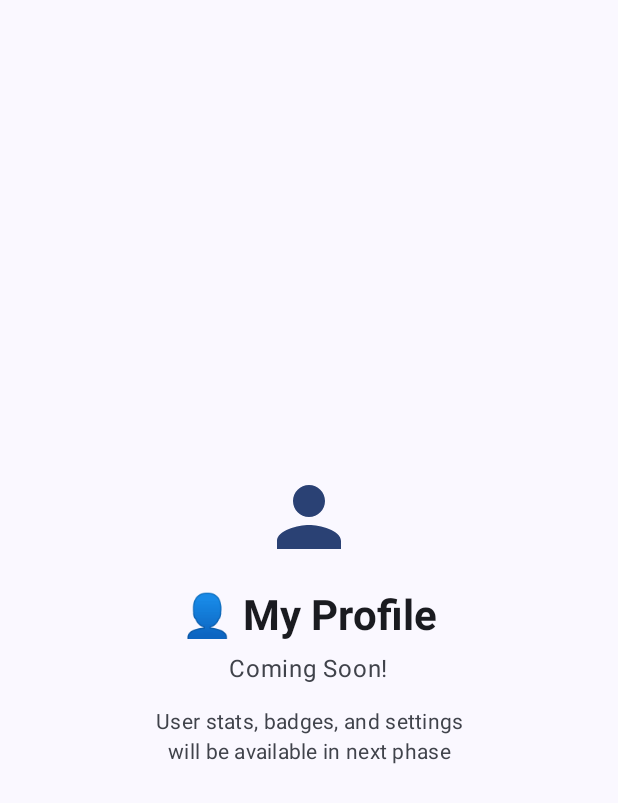
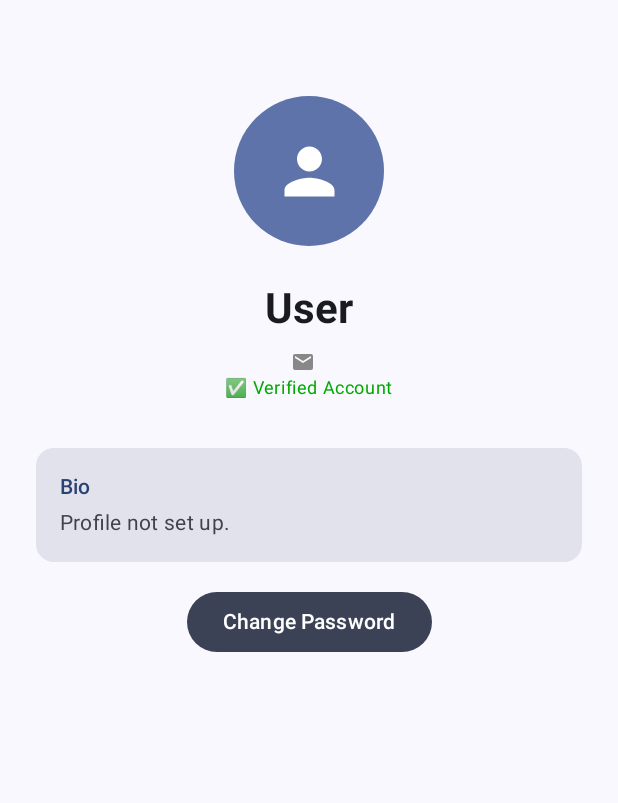
Before and after one commit to JaydenToh/MAD25_P03_Team03, an Android app built with Jetpack Compose: the composable ProfileScreen shown on its own in the app's theme, on a phone screen of 412 x 824 dp. Shown: the top 803 px of the screen. Run offline under Robolectric (Android 15) with nearby library versions, the phone set to English and light mode, and no system bars; our stand-ins replace Firebase (no records; nobody signed in at launch, a user with empty details on screens opened directly).

Commit message:
feat(profile-page):update the sign up screen, create the profilescreen and create the new firestore table
feat(profile-page): create the profilepage and create the new firestore table

```diff
--- a/app/src/main/java/np/ict/mad/mad25_p03_team03/ui/ProfileScreen.kt
+++ b/app/src/main/java/np/ict/mad/mad25_p03_team03/ui/ProfileScreen.kt
@@ -1,50 +1,152 @@
 package np.ict.mad.mad25_p03_team03.ui
 
+import android.widget.Toast
+import androidx.compose.foundation.background
 import androidx.compose.foundation.layout.*
+import androidx.compose.foundation.shape.CircleShape
 import androidx.compose.material.icons.Icons
+import androidx.compose.material.icons.filled.Email
 import androidx.compose.material.icons.filled.Person
 import androidx.compose.material3.*
-import androidx.compose.runtime.Composable
+import androidx.compose.runtime.*
 import androidx.compose.ui.Alignment
 import androidx.compose.ui.Modifier
+import androidx.compose.ui.graphics.Color
+import androidx.compose.ui.platform.LocalContext
 import androidx.compose.ui.text.font.FontWeight
-import androidx.compose.ui.text.style.TextAlign
 import androidx.compose.ui.unit.dp
-import androidx.compose.ui.unit.sp
+import com.google.firebase.auth.FirebaseAuth
+import com.google.firebase.firestore.FirebaseFirestore
 
 @Composable
 fun ProfileScreen() {
+    val auth = FirebaseAuth.getInstance()
+    val currentUser = auth.currentUser
+    val db = FirebaseFirestore.getInstance()
+    val context = LocalContext.current
+
+    // 定义状态来保存从 Firestore 拿到的数据
+    var username by remember { mutableStateOf("Loading...") }
+    var email by remember { mutableStateOf("") }
+    var bio by remember { mutableStateOf("Loading...") }
+
+    // 当页面加载时，去 Firestore 抓取数据
+    LaunchedEffect(key1 = currentUser) {
+        if (currentUser != null) {
+            // 1. 优先显示 Auth 里的 Email（这是最准确的）
+            email = currentUser.email ?: "No Email"
+
+            // 2. 根据 UID 去 Firestore 找详细资料
+            db.collection("users").document(currentUser.uid)
+                .get()
+                .addOnSuccessListener { document ->
+                    if (document != null && document.exists()) {
+                        // 读取字段
+                        username = document.getString("username") ?: "No Name"
+                        bio = document.getString("bio") ?: "No Bio available"
+                    } else {
+                        username = "User"
+                        bio = "Profile not set up."
+                    }
+                }
+                .addOnFailureListener {
+                    Toast.makeText(context, "Failed to fetch profile", Toast.LENGTH_SHORT).show()
+                }
+        }
+    }
+
     Column(
         modifier = Modifier
             .fillMaxSize()
             .padding(24.dp),
-        horizontalAlignment = Alignment.CenterHorizontally,
-        verticalArrangement = Arrangement.Center
+        horizontalAlignment = Alignment.CenterHorizontally
     ) {
+        Spacer(Modifier.height(40.dp))
+
+        // 头像部分
+        Surface(
+            modifier = Modifier.size(100.dp),
+            shape = CircleShape,
+            color = MaterialTheme.colorScheme.primaryContainer
+        ) {
+            Box(contentAlignment = Alignment.Center) {
                 Icon(
                     imageVector = Icons.Default.Person,
-            contentDescription = "Profile",
-            tint = MaterialTheme.colorScheme.primary,
-            modifier = Modifier.size(64.dp)
+                    contentDescription = null,
+                    modifier = Modifier.size(50.dp),
+                    tint = MaterialTheme.colorScheme.onPrimaryContainer
                 )
-        Spacer(Modifier.height(16.dp))
+            }
+        }
+
+        Spacer(Modifier.height(24.dp))
+
+        // 显示名字
         Text(
-            text = "👤 My Profile",
+            text = username,
             style = MaterialTheme.typography.headlineMedium,
             fontWeight = FontWeight.Bold
         )
+
         Spacer(Modifier.height(8.dp))
+
+        // 显示 Email (带图标)
+        Row(verticalAlignment = Alignment.CenterVertically) {
+            Icon(
+                imageVector = Icons.Default.Email,
+                contentDescription = null,
+                modifier = Modifier.size(16.dp),
+                tint = Color.Gray
+            )
+            Spacer(Modifier.width(8.dp))
             Text(
-            text = "Coming Soon!",
+                text = email,
                 style = MaterialTheme.typography.bodyLarge,
-            color = MaterialTheme.colorScheme.onSurfaceVariant
+                color = Color.Gray
             )
-        Spacer(Modifier.height(16.dp))
+        }
+
+        // 显示是否已验证邮箱
+        if (currentUser?.isEmailVerified == true) {
+            Text("✅ Verified Account", color = Color(0xFF00AA00), style = MaterialTheme.typography.bodySmall)
+        } else {
+            Text("⚠️ Email not verified", color = Color.Red, style = MaterialTheme.typography.bodySmall)
+        }
+
+        Spacer(Modifier.height(32.dp))
+
+        // 信息卡片 (Bio)
+        Card(
+            modifier = Modifier.fillMaxWidth(),
+            colors = CardDefaults.cardColors(containerColor = MaterialTheme.colorScheme.surfaceVariant)
+        ) {
+            Column(modifier = Modifier.padding(16.dp)) {
                 Text(
-            text = "User stats, badges, and settings\nwill be available in next phase",
-            style = MaterialTheme.typography.bodyMedium,
-            color = MaterialTheme.colorScheme.onSurfaceVariant,
-            textAlign = TextAlign.Center
+                    text = "Bio",
+                    style = MaterialTheme.typography.labelLarge,
+                    color = MaterialTheme.colorScheme.primary
+                )
+                Spacer(Modifier.height(4.dp))
+                Text(
+                    text = bio,
+                    style = MaterialTheme.typography.bodyMedium
                 )
             }
         }
+
+        Spacer(Modifier.height(16.dp))
+
+        // 如果你想让用户改密码，可以在这里加按钮，而不是显示密码
+        Button(
+            onClick = {
+                auth.sendPasswordResetEmail(email)
+                    .addOnSuccessListener {
+                        Toast.makeText(context, "Reset password email sent!", Toast.LENGTH_SHORT).show()
+                    }
+            },
+            colors = ButtonDefaults.buttonColors(containerColor = MaterialTheme.colorScheme.secondary)
+        ) {
+            Text("Change Password")
+        }
+    }
+}
```
Also changed, not shown: app/src/main/java/np/ict/mad/mad25_p03_team03/SignUpScreen.kt (+31 -10 lines). Lines whose indentation alone changed are shown as unchanged.
